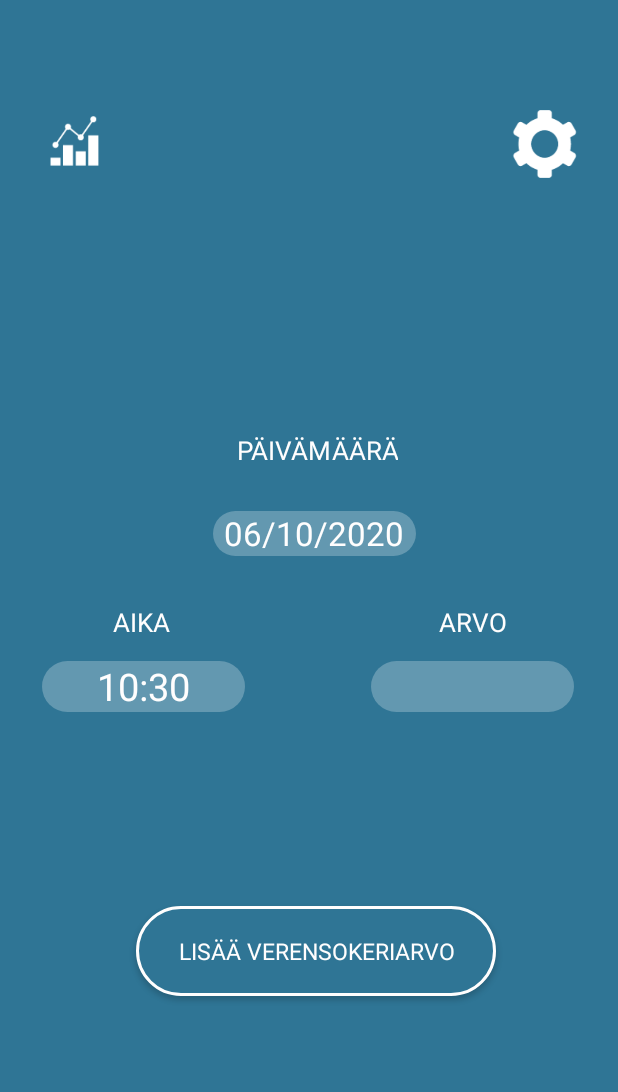
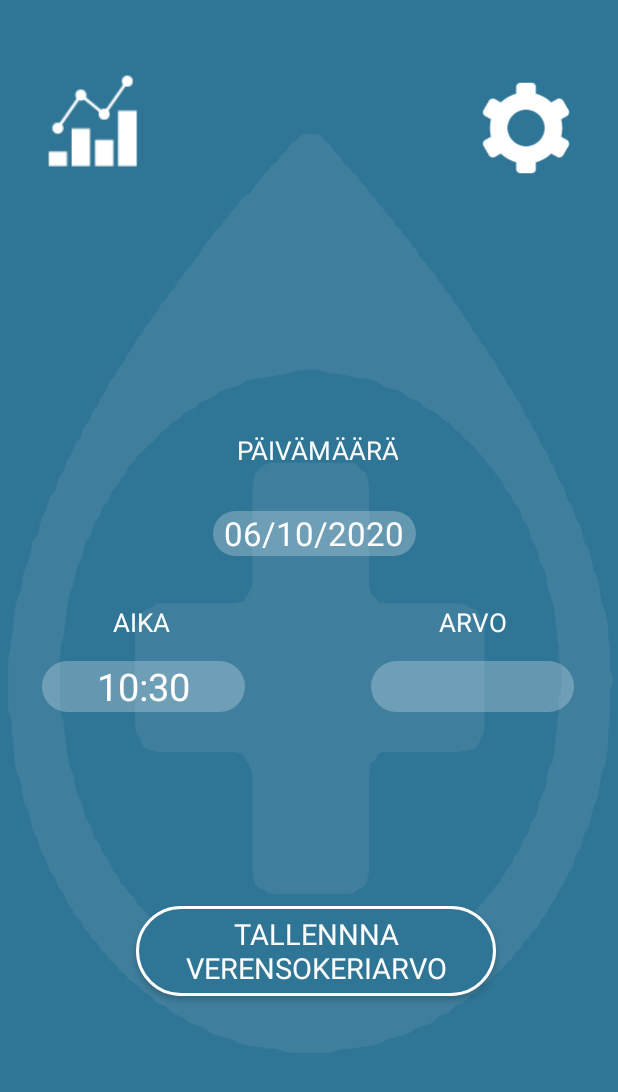
Before and after one commit to j0elr4u/diabetes_paivakirja, an Android app: the screen it shows after launch (MainActivity), on a phone screen of 412 x 824 dp. Shown: the top 1092 px of the screen. Run offline under Robolectric (Android 15) with nearby library versions, the light colour scheme and no system bars; Roboto replaces fonts that are not available here.

Commit message:
Ui update3

```diff
--- a/AndroidStudio/DiabetesPaivakirja/app/src/main/java/com/diabetespaivakirja/ArvoActivityInfo.java
+++ b/AndroidStudio/DiabetesPaivakirja/app/src/main/java/com/diabetespaivakirja/ArvoActivityInfo.java
@@ -4,6 +4,7 @@ import androidx.appcompat.app.AppCompatActivity;
 
 import android.content.Intent;
 import android.os.Bundle;
+import android.view.View;
 import android.widget.TextView;
 
 public class ArvoActivityInfo extends AppCompatActivity {
@@ -19,6 +20,10 @@ public class ArvoActivityInfo extends AppCompatActivity {
         setContentView(R.layout.activity_arvo_info);
 
         main();
+    }
+    public void onButtonPressed_Back (View view) {
+        Intent intent = new Intent(ArvoActivityInfo.this, MainActivity.class);
+        startActivity(intent);
     }
 
     private void main() {
--- a/AndroidStudio/DiabetesPaivakirja/app/src/main/res/layout/activity_main.xml
+++ b/AndroidStudio/DiabetesPaivakirja/app/src/main/res/layout/activity_main.xml
@@ -4,8 +4,8 @@
     xmlns:tools="http://schemas.android.com/tools"
     android:layout_width="match_parent"
     android:layout_height="match_parent"
-    tools:context=".MainActivity"
-    android:background="#2F7595">
+    android:background="@drawable/background"
+    tools:context=".MainActivity">
 
 
     <Button
@@ -20,7 +20,7 @@
         android:textAlignment="center"
         android:textAllCaps="true"
         android:textColor="#FFFEFE"
-        android:textSize="15dp"
+        android:textSize="19sp"
         app:layout_constraintBottom_toBottomOf="parent"
         app:layout_constraintEnd_toEndOf="parent"
         app:layout_constraintHorizontal_bias="0.526"
@@ -37,7 +37,7 @@
         android:textAlignment="center"
         android:textAllCaps="true"
         android:textColor="#FFFEFE"
-        android:textSize="17dp"
+        android:textSize="17sp"
         app:layout_constraintBottom_toTopOf="@+id/paivamaaraView"
         app:layout_constraintEnd_toEndOf="parent"
         app:layout_constraintHorizontal_bias="0.517"
@@ -58,7 +58,7 @@
         android:hint="@string/main_paivamaara"
         android:inputType="none"
         android:textColor="#FFFEFE"
-        android:textSize="22dp"
+        android:textSize="22sp"
         app:layout_constraintBottom_toBottomOf="parent"
         app:layout_constraintEnd_toEndOf="parent"
         app:layout_constraintHorizontal_bias="0.514"
@@ -79,7 +79,7 @@
         android:hint="@string/main_aika"
         android:inputType="none"
         android:textColor="#FFFEFE"
-        android:textSize="25dp"
+        android:textSize="25sp"
         app:layout_constraintBottom_toBottomOf="parent"
         app:layout_constraintEnd_toEndOf="parent"
         app:layout_constraintHorizontal_bias="0.101"
@@ -100,7 +100,7 @@
         android:inputType="numberDecimal"
         android:maxLength="5"
         android:textColor="#FFFEFE"
-        android:textSize="25dp"
+        android:textSize="25sp"
         app:layout_constraintBottom_toBottomOf="parent"
         app:layout_constraintEnd_toEndOf="parent"
         app:layout_constraintHorizontal_bias="0.743"
@@ -117,7 +117,7 @@
         android:textAlignment="center"
         android:textAllCaps="true"
         android:textColor="#FFFEFE"
-        android:textSize="17dp"
+        android:textSize="17sp"
         app:layout_constraintBottom_toTopOf="@+id/arvoView"
         app:layout_constraintEnd_toEndOf="parent"
         app:layout_constraintHorizontal_bias="0.705"
@@ -134,7 +134,7 @@
         android:textAlignment="center"
         android:textAllCaps="true"
         android:textColor="#FFFEFE"
-        android:textSize="17dp"
+        android:textSize="17sp"
         app:layout_constraintBottom_toTopOf="@+id/aikaView"
         app:layout_constraintEnd_toEndOf="parent"
         app:layout_constraintHorizontal_bias="0.202"
@@ -151,7 +151,7 @@
         android:text="@string/main_nimi"
         android:textAlignment="center"
         android:textColor="#FFFEFE"
-        android:textSize="20dp"
+        android:textSize="20sp"
         app:layout_constraintBottom_toTopOf="@+id/textView2"
         app:layout_constraintEnd_toEndOf="parent"
         app:layout_constraintStart_toStartOf="parent"
@@ -160,28 +160,29 @@
 
     <Button
         android:id="@+id/settings_button"
-        android:layout_width="65dp"
-        android:layout_height="60dp"
+        android:layout_width="90dp"
+        android:layout_height="80dp"
         android:background="@drawable/settings"
         android:onClick="onButtonPressed_Settings"
         app:layout_constraintBottom_toBottomOf="parent"
         app:layout_constraintEnd_toEndOf="parent"
-        app:layout_constraintHorizontal_bias="0.953"
+        app:layout_constraintHorizontal_bias="0.95"
         app:layout_constraintStart_toStartOf="parent"
         app:layout_constraintTop_toTopOf="parent"
-        app:layout_constraintVertical_bias="0.086" />
+        app:layout_constraintVertical_bias="0.061" />
 
     <Button
         android:id="@+id/Navi_Button"
-        android:layout_width="65dp"
-        android:layout_height="60dp"
+        android:layout_width="120dp"
+        android:layout_height="110dp"
+        android:layout_marginEnd="16dp"
         android:background="@drawable/diagram"
         android:onClick="onButtonPressed_Arvo"
         app:layout_constraintBottom_toBottomOf="parent"
-        app:layout_constraintEnd_toEndOf="parent"
-        app:layout_constraintHorizontal_bias="0.046"
+        app:layout_constraintEnd_toStartOf="@+id/settings_button"
+        app:layout_constraintHorizontal_bias="0.0"
         app:layout_constraintStart_toStartOf="parent"
         app:layout_constraintTop_toTopOf="parent"
-        app:layout_constraintVertical_bias="0.086" />
+        app:layout_constraintVertical_bias="0.041" />
 
 </androidx.constraintlayout.widget.ConstraintLayout>
--- a/AndroidStudio/DiabetesPaivakirja/app/src/main/res/layout/settings_activity.xml
+++ b/AndroidStudio/DiabetesPaivakirja/app/src/main/res/layout/settings_activity.xml
@@ -1,7 +1,8 @@
 <LinearLayout xmlns:android="http://schemas.android.com/apk/res/android"
     android:layout_width="match_parent"
     android:layout_height="match_parent"
-    android:background="#2F7595">
+    android:background="#2F7595"
+    android:scrollbarSize="20dp">
 
     <FrameLayout
         android:id="@+id/settings"
--- a/AndroidStudio/DiabetesPaivakirja/app/src/main/res/values/colors.xml
+++ b/AndroidStudio/DiabetesPaivakirja/app/src/main/res/values/colors.xml
@@ -2,5 +2,5 @@
 <resources>
     <color name="colorPrimary">#2F7595</color>
     <color name="colorPrimaryDark">#2F7595</color>
-    <color name="colorAccent">#00FFFF</color>
+    <color name="colorAccent">#4882c5</color>
 </resources>
--- a/AndroidStudio/DiabetesPaivakirja/app/src/main/res/values/strings.xml
+++ b/AndroidStudio/DiabetesPaivakirja/app/src/main/res/values/strings.xml
@@ -24,7 +24,7 @@
 
     <!-- Main Activity -->
     <string name="main_verensokeri">Verensokeri</string>
-    <string name="main_lisaa_verensokeriarvo">Lisää verensokeriarvo</string>
+    <string name="main_lisaa_verensokeriarvo">Tallennna verensokeriarvo</string>
     <string name="main_paivamaara">Päivämäärä</string>
     <string name="main_aika">Aika</string>
     <string name="main_arvo">Arvo</string>
```
Also changed, not shown: AndroidStudio/DiabetesPaivakirja/app/src/main/res/layout/activity_arvo.xml (+13 -14 lines), AndroidStudio/DiabetesPaivakirja/app/src/main/res/layout/activity_arvo_info.xml (+4 -3 lines), AndroidStudio/DiabetesPaivakirja/app/src/main/res/drawable-v24/background.png (added).
